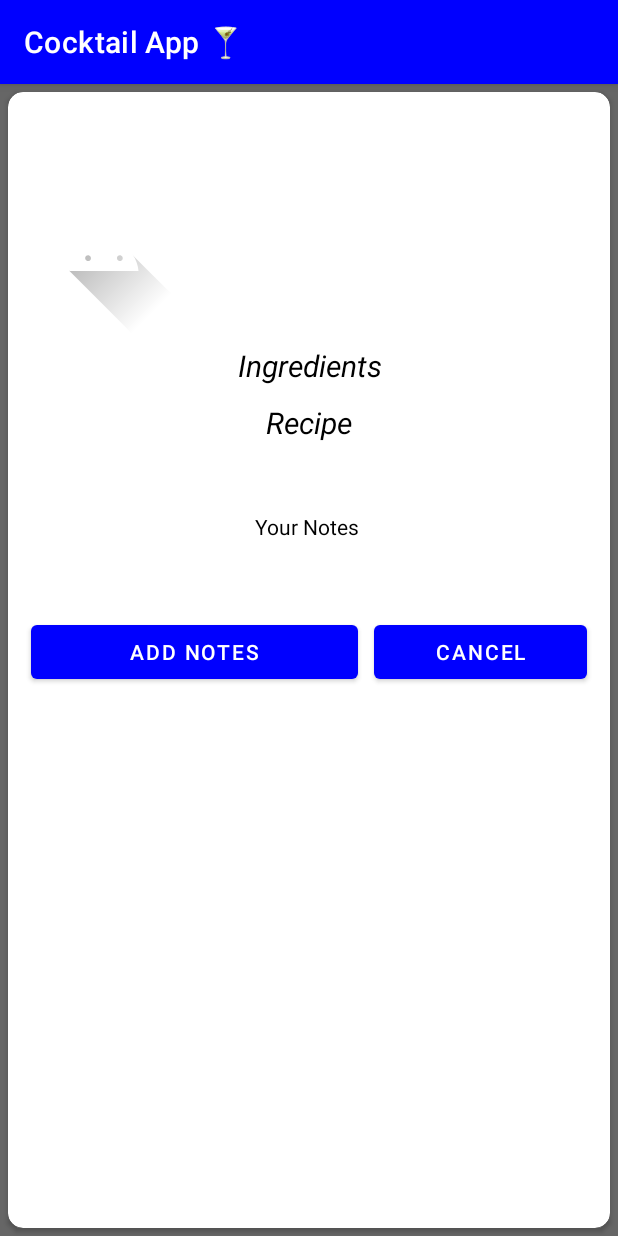
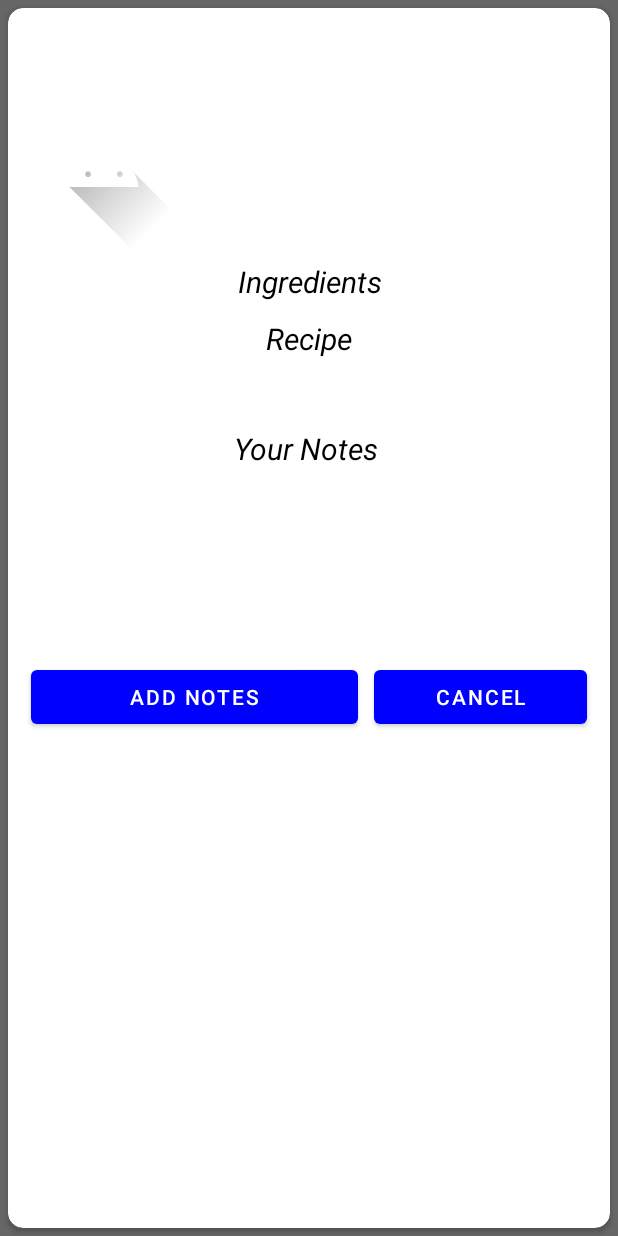
Before and after one commit to grigange/CocktailAndroidApp, an Android app: the InfoActivity screen opened directly, with no data from a screen before it, on a phone screen of 412 x 824 dp. Run offline under Robolectric (Android 15) with nearby library versions, the phone set to English and light mode, and no system bars; our stand-ins replace Picasso; pictures from the network do not load; 2 statements that could not run were skipped.

Commit message:
ligo katharisma

```diff
--- a/app/src/main/java/com/example/cocktailandroidapp/InfoActivity.java
+++ b/app/src/main/java/com/example/cocktailandroidapp/InfoActivity.java
@@ -2,25 +2,17 @@ package com.example.cocktailandroidapp;
 
 import androidx.annotation.NonNull;
 import androidx.appcompat.app.AppCompatActivity;
-
-import android.content.Context;
 import android.content.Intent;
 import android.os.Bundle;
 import android.util.Log;
-import android.view.Gravity;
 import android.view.View;
 import android.widget.Button;
 import android.widget.ImageView;
 import android.widget.TextView;
-
 import com.squareup.picasso.Picasso;
-
 import org.json.JSONException;
 import org.json.JSONObject;
-
 import java.io.IOException;
-import java.util.ArrayList;
-
 import okhttp3.Call;
 import okhttp3.Callback;
 import okhttp3.OkHttpClient;
@@ -29,7 +21,6 @@ import okhttp3.Response;
 
 public class InfoActivity extends AppCompatActivity {
 
-    private ArrayList<CommentsInfo> CommentsInfoArrayList;
     private DBHandler dbHandler;
 
     @Override
@@ -41,18 +32,9 @@ public class InfoActivity extends AppCompatActivity {
         Intent intent = getIntent();
         String card_id = intent.getStringExtra("ID_REQ");
 
-        CommentsInfoArrayList = new ArrayList<>();
+
         dbHandler = new DBHandler(InfoActivity.this);
-        /*CommentsInfo note = new CommentsInfo(card_id,"");
-        if (!CommentsInfoArrayList.isEmpty()){
-            CommentsInfoArrayList = dbHandler.readComments();
-            note = CommentsInfoArrayList.get(0);
-
-        }*/
         theNote.setText(dbHandler.searchById(card_id));
-        theNote.setGravity(Gravity.CENTER);
-
-
 
 
         TextView view_title = (TextView)findViewById(R.id.title);
@@ -130,7 +112,14 @@ public class InfoActivity extends AppCompatActivity {
         });
 
 
-        Button button1= (Button)findViewById(R.id.button7);
+        Button button1= (Button)findViewById(R.id.addNoteBTN);
+        if(dbHandler.searchById(card_id) != ""){
+            button1.setText("UPDATE NOTES");
+
+        }
+
+
+
         button1.setOnClickListener(new View.OnClickListener() {
 
             @Override
@@ -142,7 +131,7 @@ public class InfoActivity extends AppCompatActivity {
             }
         });
 
-        Button button2= (Button)findViewById(R.id.button5);
+        Button button2= (Button)findViewById(R.id.cancelBTN);
         button2.setOnClickListener(new View.OnClickListener() {
 
             @Override
@@ -158,6 +147,13 @@ public class InfoActivity extends AppCompatActivity {
         String card_id = intent.getStringExtra("ID_REQ");
         TextView theNote= (TextView)findViewById(R.id.notes) ;
         theNote.setText(dbHandler.searchById(card_id));
+        Button button1 = (Button)findViewById(R.id.addNoteBTN);
+        if(dbHandler.searchById(card_id) != ""){
+            button1.setText("UPDATE NOTES");
+
+        }
+
+
 
 
     }
--- a/app/src/main/res/layout/activity_comment.xml
+++ b/app/src/main/res/layout/activity_comment.xml
@@ -85,7 +85,7 @@
                         app:boxCornerRadiusTopStart="10dp">
 
                         <com.google.android.material.textfield.TextInputEditText
-                            android:id="@+id/comments"
+                            android:id="@+id/notes2"
                             android:layout_width="match_parent"
                             android:layout_height="241dp"
                             android:gravity="top"
@@ -106,7 +106,7 @@
                         android:orientation="horizontal">
 
                         <Button
-                            android:id="@+id/button7"
+                            android:id="@+id/saveNotesBTN"
                             android:layout_width="wrap_content"
                             android:layout_height="wrap_content"
                             android:layout_margin="5dp"
@@ -114,7 +114,7 @@
                             android:text="Save Notes" />
 
                         <Button
-                            android:id="@+id/button6"
+                            android:id="@+id/cancelBTN2"
                             android:layout_width="wrap_content"
                             android:layout_height="wrap_content"
                             android:layout_margin="5dp"
--- a/app/src/main/res/layout/activity_info.xml
+++ b/app/src/main/res/layout/activity_info.xml
@@ -8,6 +8,7 @@
     tools:context=".InfoActivity">
 
     <LinearLayout
+        android:id="@+id/linearLayout"
         android:layout_width="match_parent"
         android:layout_height="match_parent"
         android:background="@color/material_on_background_emphasis_medium"
@@ -50,12 +51,12 @@
                     android:padding="10dp">
 
                     <TextView
+                        android:id="@+id/title"
                         android:layout_width="match_parent"
                         android:layout_height="wrap_content"
                         android:layout_marginTop="5dp"
                         android:layout_marginBottom="5dp"
                         android:text=""
-                        android:id="@+id/title"
                         android:textAlignment="center"
                         android:textSize="25sp"
                         android:textStyle="bold" />
@@ -102,7 +103,7 @@
                         android:orientation="vertical">
 
                         <TextView
-                            android:id="@+id/textView4"
+                            android:id="@+id/title_ingredients"
                             android:layout_width="match_parent"
                             android:layout_height="wrap_content"
                             android:layout_marginTop="5dp"
@@ -119,7 +120,7 @@
                     </LinearLayout>
 
                     <TextView
-                        android:id="@+id/textView8"
+                        android:id="@+id/title_recipe"
                         android:layout_width="match_parent"
                         android:layout_height="wrap_content"
                         android:layout_marginTop="5dp"
@@ -153,33 +154,33 @@
 
 
                     <TextView
-                        android:id="@+id/textView"
+                        android:id="@+id/title_notes"
                         android:layout_width="match_parent"
-                        android:layout_height="wrap_content"
+                        android:layout_height="38dp"
                         android:text="Your Notes "
-
-                        android:textAlignment="center"/>
+                        android:textAlignment="center"
+                        android:textSize="20sp"
+                        android:textStyle="italic" />
 
 
                     <TextView
                         android:id="@+id/notes"
-                        android:layout_width="370dp"
-                        android:layout_height="34dp"
+                        android:layout_width="352dp"
+                        android:layout_height="44dp"
                         android:layout_margin="5dp"
                         android:layout_weight="1"
-
                         android:padding="5dp">
 
                     </TextView>
 
                     <LinearLayout
                         android:layout_width="match_parent"
-                        android:layout_height="wrap_content"
+                        android:layout_height="174dp"
                         android:gravity="center"
                         android:orientation="horizontal">
 
                         <Button
-                            android:id="@+id/button7"
+                            android:id="@+id/addNoteBTN"
                             android:layout_width="wrap_content"
                             android:layout_height="wrap_content"
                             android:layout_margin="5dp"
@@ -187,7 +188,7 @@
                             android:text="Add Notes" />
 
                         <Button
-                            android:id="@+id/button5"
+                            android:id="@+id/cancelBTN"
                             android:layout_width="wrap_content"
                             android:layout_height="wrap_content"
                             android:layout_margin="5dp"
--- a/app/src/main/res/values-night/themes.xml
+++ b/app/src/main/res/values-night/themes.xml
@@ -1,6 +1,6 @@
 <resources xmlns:tools="http://schemas.android.com/tools">
     <!-- Base application theme. -->
-    <style name="Theme.CocktailAndroidApp" parent="Theme.MaterialComponents.DayNight.DarkActionBar">
+    <style name="Theme.CocktailAndroidApp" parent="Theme.MaterialComponents.DayNight.NoActionBar">
 
         <!-- Primary brand color. -->
         <item name="colorPrimary">@color/purple_200</item>
--- a/app/src/main/res/values/themes.xml
+++ b/app/src/main/res/values/themes.xml
@@ -1,6 +1,6 @@
 <resources xmlns:tools="http://schemas.android.com/tools">
     <!-- Base application theme. -->
-    <style name="Theme.CocktailAndroidApp" parent="Theme.MaterialComponents.DayNight.DarkActionBar">
+    <style name="Theme.CocktailAndroidApp" parent="Theme.MaterialComponents.DayNight.NoActionBar">
 
         <!-- Primary brand color. -->
         <item name="colorPrimary">@color/blue_700</item>
```
Also changed, not shown: app/src/main/java/com/example/cocktailandroidapp/CommentActivity.java (+10 -24 lines), app/src/main/java/com/example/cocktailandroidapp/DBHandler.java (+0 -16 lines), app/src/main/java/com/example/cocktailandroidapp/MainActivity.java (+1 -16 lines).
